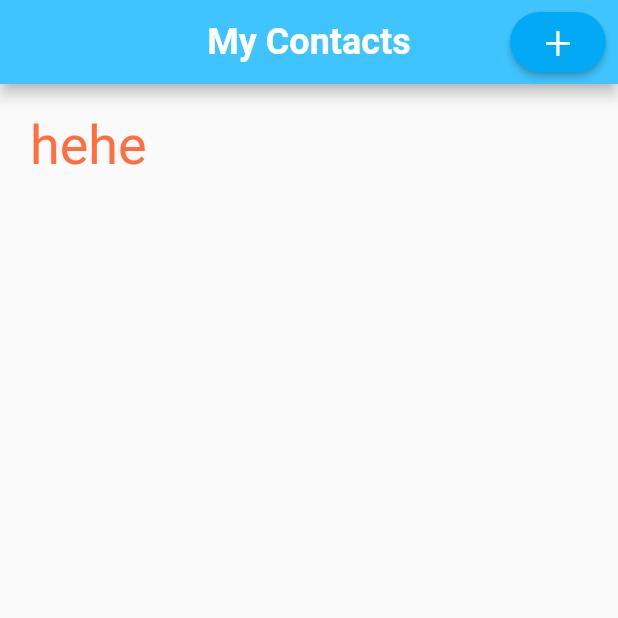
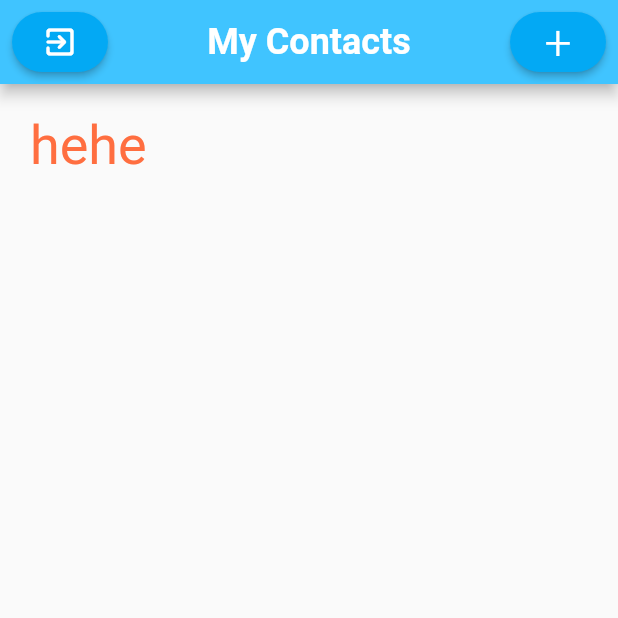
Before and after one commit to WinLoseDraw/learning_sqflite, a Flutter app: the screen it shows after launch, on a phone screen of 412 x 824 dp, the top half of it. Run offline on Flutter 3.47's test engine with Material 2 defaults, Android fonts, the phone set to English and light mode, and no system bars; our stand-ins replace sqflite; accounts and stored records are empty.

Commit message:
created exit button for closing database and exiting app.

```diff
--- a/lib/homepage.dart
+++ b/lib/homepage.dart
@@ -1,5 +1,6 @@
 // ignore_for_file: prefer_const_constructors, avoid_unnecessary_containers, prefer_const_literals_to_create_immutables
 
+import 'dart:io';
 import 'package:flutter/material.dart';
 import 'package:offline_db/database_manager.dart';
 import 'package:offline_db/new_contact_page.dart';
@@ -17,16 +18,10 @@ class _HomePageState extends State<HomePage> {
 
   @override
 
-  void initState() {
-    super.initState();
-    Provider.of<DatabaseManager>(context).open();
-  }
-
-  @override
-
   Widget build(BuildContext context) {
 
     DatabaseManager primaryDbManager = Provider.of<DatabaseManager>(context);
+    primaryDbManager.open();
     primaryDbManager.allContacts();
 
     return Scaffold(
@@ -39,6 +34,21 @@ class _HomePageState extends State<HomePage> {
         ),
         centerTitle: true,
         backgroundColor: Colors.lightBlueAccent,
+        leading: Container(
+          margin: EdgeInsets.all(8.0),
+          child: ElevatedButton(
+            onPressed: () {
+              Provider.of<DatabaseManager>(context, listen: false).close().then((value) => exit(0));
+            },
+            child: Icon(Icons.exit_to_app_rounded),
+            style: ButtonStyle(
+                backgroundColor: MaterialStateProperty.all(Colors.lightBlue),
+                shape: MaterialStateProperty.all(
+                    RoundedRectangleBorder(borderRadius: BorderRadius.circular(40.0)))
+            )
+          ),
+        ),
+        leadingWidth: 80.0,
         actions: [
           Container(
             margin: EdgeInsets.all(8.0),
```
